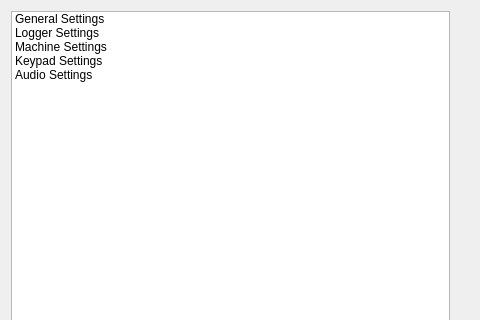
Before: the Qt Designer form src/frontend/views/settings/settings_dialog.ui in kaichiuchu/vm-tutorial, drawn with Qt 5; both pictures show x 0 to 480 and y 0 to 320 of the 906 by 898 pixel window.
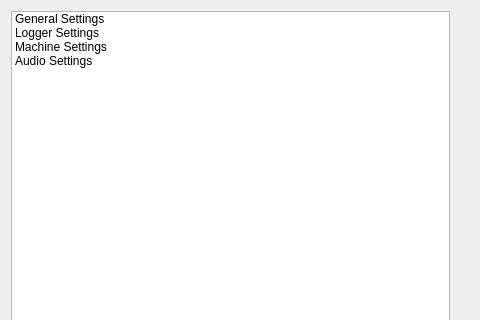
After: the same form once the commit is applied.

Commit message:
frontend: remove keypad settings
There's really no point, the keys are now mapped to exactly what they'd
be on a real COSMAC VIP. 1 is CHIP-8 key 1, 2 is CHIP-8 key 2, etc.

Diff of the .ui file:
```diff
--- a/src/frontend/views/settings/settings_dialog.ui
+++ b/src/frontend/views/settings/settings_dialog.ui
@@ -34,11 +34,6 @@
        <string>Machine Settings</string>
       </property>
      </item>
-     <item>
-      <property name="text">
-       <string>Keypad Settings</string>
-      </property>
-     </item>
      <item>
       <property name="text">
        <string>Audio Settings</string>
```
The commit also changes 10 other files.
